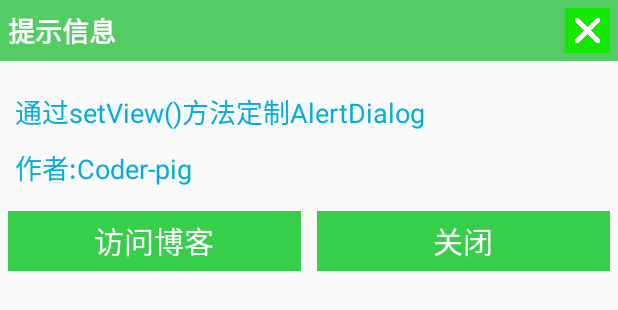
After one commit to lgheric/second, an Android app: the layout view_dialog_custom.xml on its own in the app's theme, with its tools: preview values and no code run, on a phone screen of 412 x 824 dp. The commit adds this screen. Shown: the top 310 px of the screen. Run offline under Robolectric (Android 15) with nearby library versions, the phone set to English and light mode, and no system bars.

Commit message:
Customize the displayed alertdialog  through the setview of  builder

```diff
--- /dev/null
+++ b/app/src/main/res/drawable/btn_selctor_choose.xml
@@ -0,0 +1,5 @@
+<?xml version="1.0" encoding="utf-8"?>
+<selector xmlns:android="http://schemas.android.com/apk/res/android">
+    <item android:state_pressed="true" android:drawable="@mipmap/bg_btn_pressed"/>
+    <item android:drawable="@mipmap/bg_btn_normal"/>
+</selector>
--- /dev/null
+++ b/app/src/main/res/drawable/btn_selctor_exit.xml
@@ -0,0 +1,5 @@
+<?xml version="1.0" encoding="utf-8"?>
+<selector xmlns:android="http://schemas.android.com/apk/res/android">
+    <item android:state_pressed="true" android:drawable="@mipmap/iv_icon_exit_pressed"/>
+    <item android:drawable="@mipmap/iv_icon_exit_normal"/>
+</selector>
--- /dev/null
+++ b/app/src/main/res/layout/view_dialog_custom.xml
@@ -0,0 +1,95 @@
+<?xml version="1.0" encoding="utf-8"?>
+<RelativeLayout xmlns:android="http://schemas.android.com/apk/res/android"
+    android:id="@+id/RelativeLayout1"
+    android:layout_width="match_parent"
+    android:layout_height="match_parent"
+    android:orientation="vertical">
+
+    <RelativeLayout
+        android:id="@+id/titlelayout"
+        android:layout_width="match_parent"
+        android:layout_height="wrap_content"
+        android:layout_alignParentStart="true"
+        android:layout_alignParentTop="true"
+        android:background="#53CC66"
+        android:padding="5dp">
+
+        <TextView
+            android:layout_width="match_parent"
+            android:layout_height="wrap_content"
+            android:layout_centerVertical="true"
+            android:text="提示信息"
+            android:textColor="#ffffff"
+            android:textSize="18sp"
+            android:textStyle="bold" />
+
+        <Button
+            android:id="@+id/btn_cancle"
+            android:layout_width="30dp"
+            android:layout_height="30dp"
+            android:layout_alignParentEnd="true"
+            android:background="@drawable/btn_selctor_exit" />
+
+    </RelativeLayout>
+
+
+    <LinearLayout
+        android:id="@+id/ly_detail"
+        android:layout_width="wrap_content"
+        android:layout_height="wrap_content"
+        android:layout_alignParentStart="true"
+        android:layout_below="@+id/titlelayout"
+        android:layout_centerInParent="true"
+        android:orientation="vertical">
+
+        <TextView
+            android:layout_width="wrap_content"
+            android:layout_height="wrap_content"
+            android:layout_marginStart="10dp"
+            android:layout_marginTop="20dp"
+            android:text="通过setView()方法定制AlertDialog"
+            android:textColor="#04AEDA"
+            android:textSize="18sp" />
+
+        <TextView
+            android:layout_width="wrap_content"
+            android:layout_height="wrap_content"
+            android:layout_marginStart="10dp"
+            android:layout_marginTop="10dp"
+            android:text="作者:Coder-pig"
+            android:textColor="#04AEDA"
+            android:textSize="18sp" />
+    </LinearLayout>
+
+    <LinearLayout
+        android:layout_width="match_parent"
+        android:layout_height="wrap_content"
+        android:layout_below="@+id/ly_detail"
+        android:layout_marginTop="10dp"
+        android:orientation="horizontal">
+
+        <Button
+            android:id="@+id/btn_blog"
+            android:layout_width="match_parent"
+            android:layout_height="40dp"
+            android:layout_margin="5dp"
+            android:layout_weight="1"
+            android:background="@drawable/btn_selctor_choose"
+            android:text="访问博客"
+            android:textColor="#ffffff"
+            android:textSize="20sp" />
+
+        <Button
+            android:id="@+id/btn_close"
+            android:layout_width="match_parent"
+            android:layout_height="40dp"
+            android:layout_margin="5dp"
+            android:layout_weight="1"
+            android:background="@drawable/btn_selctor_choose"
+            android:text="关闭"
+            android:textColor="#ffffff"
+            android:textSize="20sp" />
+
+    </LinearLayout>
+
+</RelativeLayout>
```
Also changed, not shown: app/src/main/java/com/example/second/MainActivity.java (+50 -107 lines), app/src/main/res/layout/activity_main.xml (+5 -24 lines), app/src/main/res/mipmap-xxxhdpi/bg_btn_normal.png (added), app/src/main/res/mipmap-xxxhdpi/bg_btn_pressed.png (added), app/src/main/res/mipmap-xxxhdpi/iv_icon_exit_normal.jpg (added), app/src/main/res/mipmap-xxxhdpi/iv_icon_exit_pressed.jpg (added).
